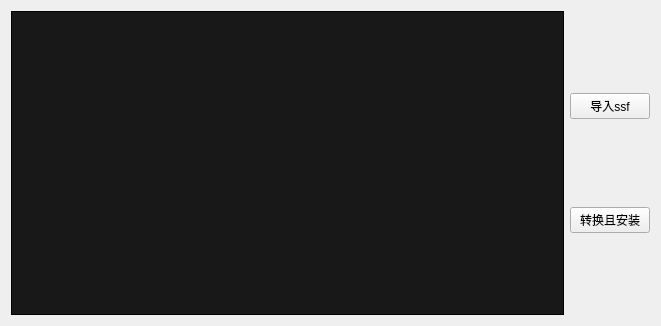
Above: widget.ui from pp710680429/ssf2fcitx before the change. Below: the same form after it.
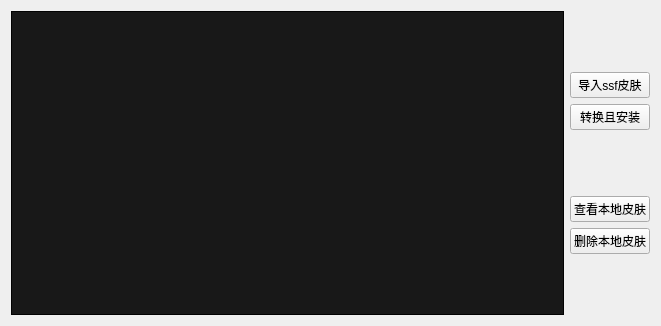
That is the form after the change.

Patch:
```diff
--- a/widget.ui
+++ b/widget.ui
@@ -46,7 +46,14 @@
      <item>
       <widget class="QPushButton" name="pushButtonImport">
        <property name="text">
-        <string>导入ssf</string>
+        <string>导入ssf皮肤</string>
+       </property>
+      </widget>
+     </item>
+     <item>
+      <widget class="QPushButton" name="pushButtonTransformation">
+       <property name="text">
+        <string>转换且安装</string>
        </property>
       </widget>
      </item>
@@ -64,9 +71,16 @@
       </spacer>
      </item>
      <item>
-      <widget class="QPushButton" name="pushButtonTransformation">
+      <widget class="QPushButton" name="pushButtonViewLocationSkin">
        <property name="text">
-        <string>转换且安装</string>
+        <string>查看本地皮肤</string>
+       </property>
+      </widget>
+     </item>
+     <item>
+      <widget class="QPushButton" name="pushButtonDeleteLocationSkin">
+       <property name="text">
+        <string>删除本地皮肤</string>
        </property>
       </widget>
      </item>
```
